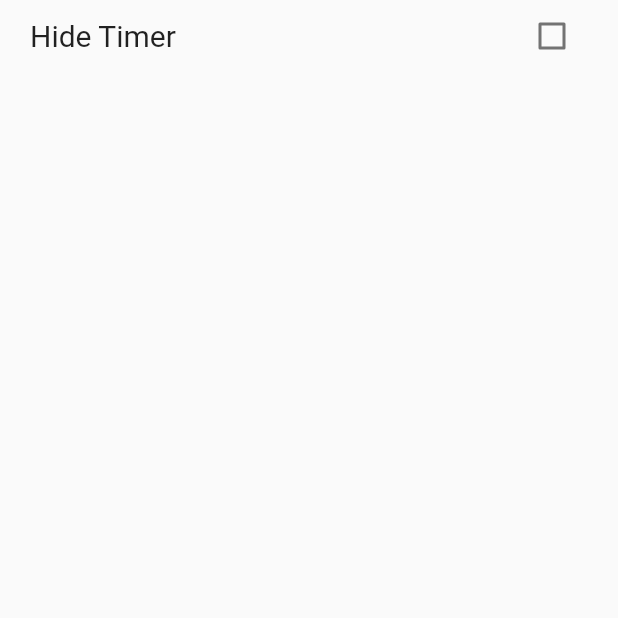
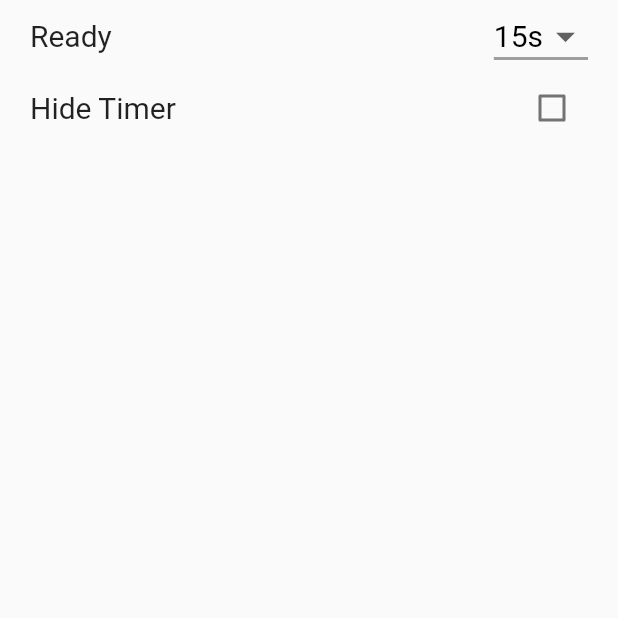
Before and after one commit to miyanokomiya/TimerXrd, a Flutter app: the ConfigPage screen opened directly, on a phone screen of 412 x 824 dp, the top half of it. Run offline on Flutter 3.47's test engine with Material 2 defaults, Android fonts, the phone set to English and light mode, and no system bars; our stand-ins replace audioplayers, flutter_dotenv, flutter_typeahead, share, shared_preferences, sqflite and 1 more; missing offline and left inert: algolia; accounts and stored records are empty.

Commit message:
edit ready

```diff
--- a/lib/config_page.dart
+++ b/lib/config_page.dart
@@ -2,6 +2,7 @@ import 'package:flutter/material.dart';
 import 'package:provider/provider.dart';
 import './l10n/l10n.dart';
 import './store/workout_store.dart';
+import './widgets/form_fields.dart';
 
 class ConfigPage extends StatefulWidget {
   @override
@@ -27,6 +28,10 @@ class _ConfigPageState extends State<ConfigPage> {
           padding: const EdgeInsets.only(left: 20, right: 20),
           child: Column(
             children: [
+              getTimeSelectField(L10n.of(context).ready, store.workoutConfig.ready,
+                  (int val) async {
+                await store.updateConfig(ready: val);
+              }),
               Row(mainAxisAlignment: MainAxisAlignment.spaceBetween, children: [
                 Flexible(
                   child: Text(
@@ -36,7 +41,7 @@ class _ConfigPageState extends State<ConfigPage> {
                   ),
                 ),
                 Checkbox(
-                  value: store.hideTimer,
+                  value: store.workoutConfig.hideTimer,
                   onChanged: (bool val) async {
                     await store.updateConfig(hideTimer: val);
                   },
--- a/lib/models/workout.dart
+++ b/lib/models/workout.dart
@@ -139,3 +139,10 @@ class LapItem {
     return list;
   }
 }
+
+class WorkoutConfig {
+  bool hideTimer;
+  int ready;
+
+  WorkoutConfig({this.hideTimer = false, this.ready = 15});
+}
--- a/lib/store/workout_store.dart
+++ b/lib/store/workout_store.dart
@@ -9,7 +9,7 @@ const String configPrefix = 'config';
 class WorkoutStore with ChangeNotifier {
   SharedPreferences prefs;
   List<Workout> workoutList = [];
-  bool hideTimer = false;
+  WorkoutConfig workoutConfig = WorkoutConfig();
 
   Future<void> loadValue() async {
     debugPrint('loadValue');
@@ -30,7 +30,10 @@ class WorkoutStore with ChangeNotifier {
     });
 
     prefs = await SharedPreferences.getInstance();
-    hideTimer = prefs.getBool('$configPrefix:hideTimer') ?? hideTimer;
+    workoutConfig.hideTimer =
+        prefs.getBool('$configPrefix:hideTimer') ?? workoutConfig.hideTimer;
+    workoutConfig.ready =
+        prefs.getInt('$configPrefix:ready') ?? workoutConfig.ready;
   }
 
   Future<void> removeWorkspace(int id) async {
@@ -89,10 +92,13 @@ class WorkoutStore with ChangeNotifier {
     notifyListeners();
   }
 
-  Future<void> updateConfig({bool hideTimer}) async {
+  Future<void> updateConfig({bool hideTimer, int ready}) async {
     if (prefs != null) {
-      await prefs.setBool('$configPrefix:hideTimer', hideTimer ?? this.hideTimer);
-      this.hideTimer = hideTimer ?? this.hideTimer;
+      await prefs.setBool(
+          '$configPrefix:hideTimer', hideTimer ?? workoutConfig.hideTimer);
+      await prefs.setInt('$configPrefix:ready', ready ?? workoutConfig.ready);
+      workoutConfig.hideTimer = hideTimer ?? workoutConfig.hideTimer;
+      workoutConfig.ready = ready ?? workoutConfig.ready;
       notifyListeners();
     }
   }
--- /dev/null
+++ b/lib/widgets/form_fields.dart
@@ -0,0 +1,29 @@
+import 'package:flutter/material.dart';
+
+Widget getTimeSelectField(
+    String label, int value, void Function(int val) onChanged,
+    {int step = 5, int count = 15, String unit = 's'}) {
+  final secondOptions = List.generate(count, (i) => (i + 1) * step);
+
+  return Row(mainAxisAlignment: MainAxisAlignment.spaceBetween, children: [
+    Text(label, style: const TextStyle(fontSize: 20)),
+    DropdownButton<int>(
+      value: value,
+      icon: const Icon(Icons.arrow_drop_down),
+      iconSize: 30,
+      elevation: 16,
+      style: const TextStyle(fontSize: 20, color: Colors.black),
+      underline: Container(
+        height: 2,
+        color: Colors.grey,
+      ),
+      onChanged: onChanged,
+      items: secondOptions.map<DropdownMenuItem<int>>((int value) {
+        return DropdownMenuItem<int>(
+          value: value,
+          child: Text('$value$unit'),
+        );
+      }).toList(),
+    )
+  ]);
+}
```
Also changed, not shown: lib/edit_lap_dialog.dart (+1 -28 lines), lib/quickrun_page.dart (+10 -4 lines), lib/run_workout.dart (+13 -11 lines), lib/show_workout.dart (+8 -4 lines).
